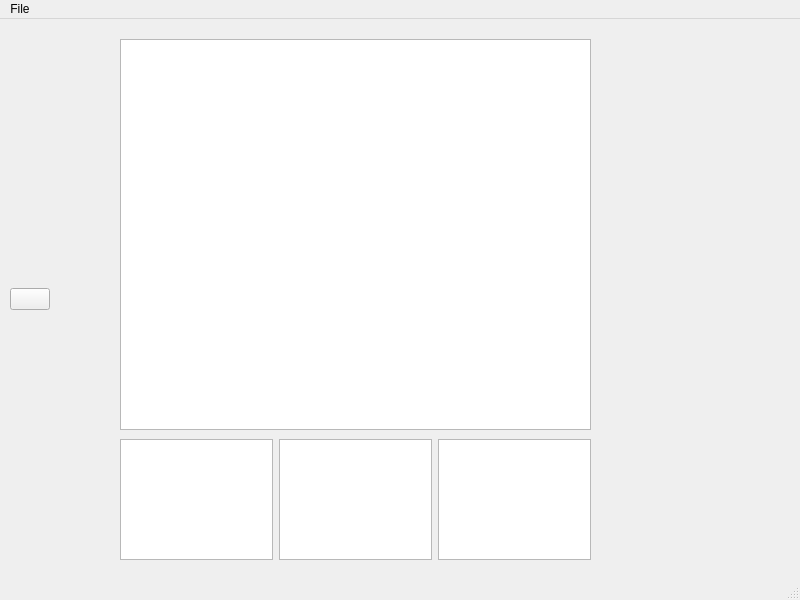
Qt form PixelEditor/mainwindow.ui (University-of-Utah-CS3505/a7-sprite-editor-s22-Anudlok) before a commit.
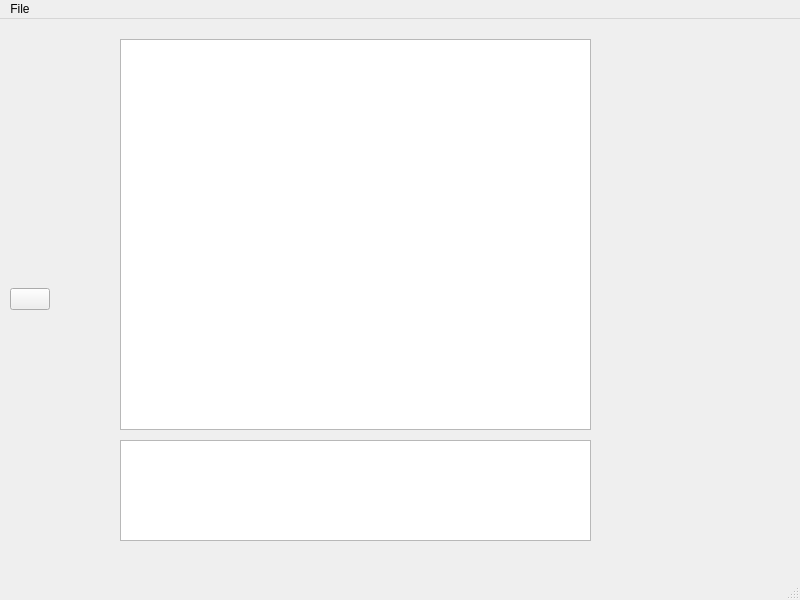
The same form after that commit. Icons and pictures are not drawn.

Commit message:
Changed to ItemListWidget for frames list
updated frameslist display to be an itemlistwidget, it has settings to autoscroll  still need the ability to access width and height as well as teh frameslist list

```diff
--- a/PixelEditor/mainwindow.ui
+++ b/PixelEditor/mainwindow.ui
@@ -14,27 +14,6 @@
    <string>MainWindow</string>
   </property>
   <widget class="QWidget" name="centralwidget">
-   <widget class="QWidget" name="layoutWidget">
-    <property name="geometry">
-     <rect>
-      <x>120</x>
-      <y>420</y>
-      <width>471</width>
-      <height>121</height>
-     </rect>
-    </property>
-    <layout class="QHBoxLayout" name="framesListView">
-     <item>
-      <widget class="QGraphicsView" name="prevFrameView"/>
-     </item>
-     <item>
-      <widget class="QGraphicsView" name="currFrameView"/>
-     </item>
-     <item>
-      <widget class="QGraphicsView" name="nextFrameView"/>
-     </item>
-    </layout>
-   </widget>
    <widget class="QGraphicsView" name="editFrameView">
     <property name="geometry">
      <rect>
@@ -86,6 +65,16 @@
      </item>
     </layout>
    </widget>
+   <widget class="QListWidget" name="framesListWidget">
+    <property name="geometry">
+     <rect>
+      <x>120</x>
+      <y>421</y>
+      <width>471</width>
+      <height>101</height>
+     </rect>
+    </property>
+   </widget>
   </widget>
   <widget class="QMenuBar" name="menubar">
    <property name="geometry">
```
Left out of the diff: 8 changed lines with no effect on the pictures. The commit also changes 40 other files.
